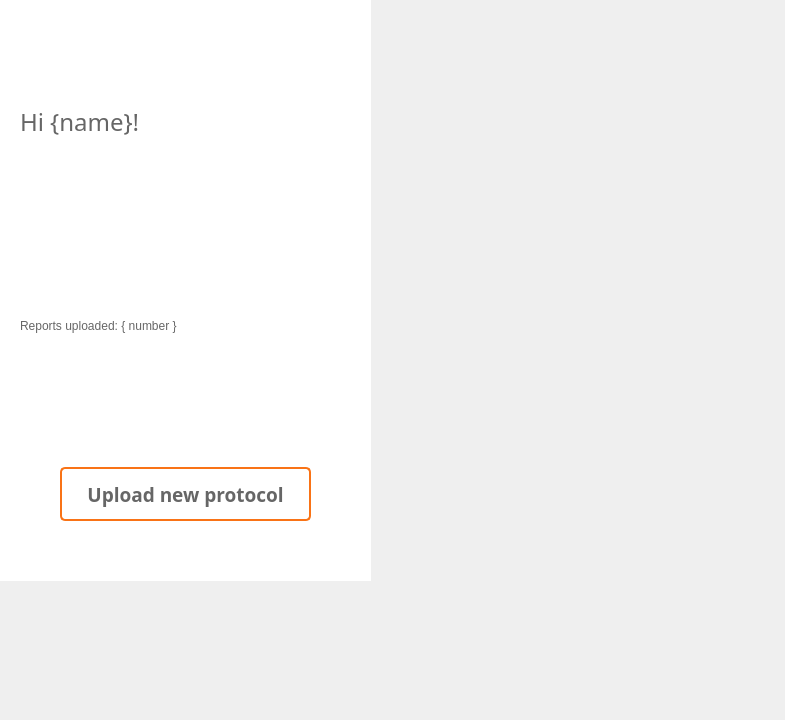
Old version of the form userpanel.ui in the repository Ph4sm4/FinelogApp.
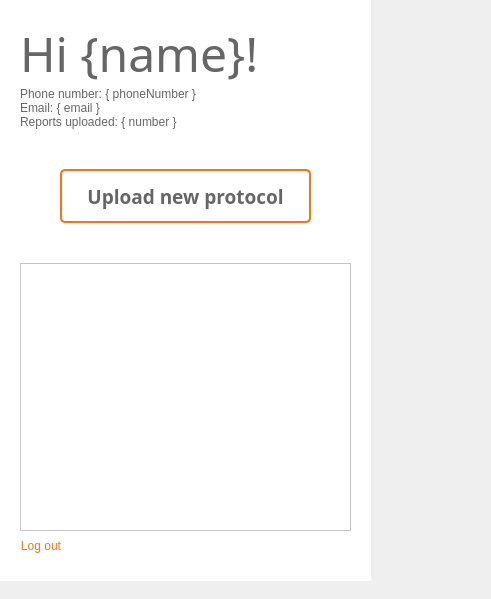
New version of the form. Icons and pictures are not drawn.

Commit message: major database work, and userpanel changes

What changed in the file:
```diff
--- a/userpanel.ui
+++ b/userpanel.ui
@@ -6,8 +6,8 @@
    <rect>
     <x>0</x>
     <y>0</y>
-    <width>785</width>
-    <height>720</height>
+    <width>491</width>
+    <height>599</height>
    </rect>
   </property>
   <property name="windowTitle">
@@ -106,7 +106,7 @@
            <property name="font">
             <font>
              <family>Microsoft JhengHei</family>
-             <pointsize>18</pointsize>
+             <pointsize>36</pointsize>
             </font>
            </property>
            <property name="styleSheet">
@@ -120,6 +120,32 @@
            </property>
           </widget>
          </item>
+         <item>
+          <widget class="QLabel" name="label_5">
+           <property name="styleSheet">
+            <string notr="true">QLabel {
+background: transparent;
+color: rgb(102, 102, 102);
+}</string>
+           </property>
+           <property name="text">
+            <string>Phone number: { phoneNumber }</string>
+           </property>
+          </widget>
+         </item>
+         <item>
+          <widget class="QLabel" name="label_6">
+           <property name="styleSheet">
+            <string notr="true">QLabel {
+background: transparent;
+color: rgb(102, 102, 102);
+}</string>
+           </property>
+           <property name="text">
+            <string>Email: { email }</string>
+           </property>
+          </widget>
+         </item>
          <item>
           <widget class="QLabel" name="label_4">
            <property name="styleSheet">
@@ -136,10 +162,11 @@
         </layout>
        </item>
        <item>
-        <widget class="QLabel" name="label_2">
+        <widget class="QPushButton" name="settingsButton">
          <property name="styleSheet">
-          <string notr="true">QLabel {
-background: transparent;
+          <string notr="true">QPushButton {
+background-color: white;
+border: none;
 }</string>
          </property>
          <property name="text">
@@ -148,8 +175,11 @@
          <property name="pixmap">
           <pixmap>../../QT/FinelogApp/content/settings.svg</pixmap>
          </property>
-         <property name="alignment">
-          <set>Qt::AlignRight|Qt::AlignTrailing|Qt::AlignVCenter</set>
+         <property name="iconSize">
+          <size>
+           <width>36</width>
+           <height>36</height>
+          </size>
          </property>
         </widget>
        </item>
@@ -214,7 +244,65 @@
       </spacer>
      </item>
      <item>
-      <layout class="QVBoxLayout" name="protocol_list"/>
+      <widget class="QScrollArea" name="scroll_list">
+       <property name="widgetResizable">
+        <bool>true</bool>
+       </property>
+       <widget class="QWidget" name="scrollAreaWidgetContents">
+        <property name="geometry">
+         <rect>
+          <x>0</x>
+          <y>0</y>
+          <width>329</width>
+          <height>208</height>
+         </rect>
+        </property>
+       </widget>
+      </widget>
+     </item>
+     <item>
+      <layout class="QHBoxLayout" name="horizontalLayout_3">
+       <property name="spacing">
+        <number>0</number>
+       </property>
+       <property name="sizeConstraint">
+        <enum>QLayout::SetMinimumSize</enum>
+       </property>
+       <item>
+        <widget class="QPushButton" name="logoutButton">
+         <property name="maximumSize">
+          <size>
+           <width>16777215</width>
+           <height>30</height>
+          </size>
+         </property>
+         <property name="styleSheet">
+          <string notr="true">QPushButton {
+height: 30px;
+color: rgb(249, 115, 22);
+background: white;
+border: none;
+}</string>
+         </property>
+         <property name="text">
+          <string>Log out</string>
+         </property>
+        </widget>
+       </item>
+       <item>
+        <spacer name="horizontalSpacer_2">
+         <property name="orientation">
+          <enum>Qt::Horizontal</enum>
+         </property>
+         <property name="sizeHint" stdset="0">
+          <size>
+           <width>40</width>
+           <height>20</height>
+          </size>
+         </property>
+        </spacer>
+       </item>
+      </layout>
      </item>
     </layout>
    </widget>
```
Left out of the diff: 9 changed lines with no effect on the pictures. The commit also changes 13 other files.
